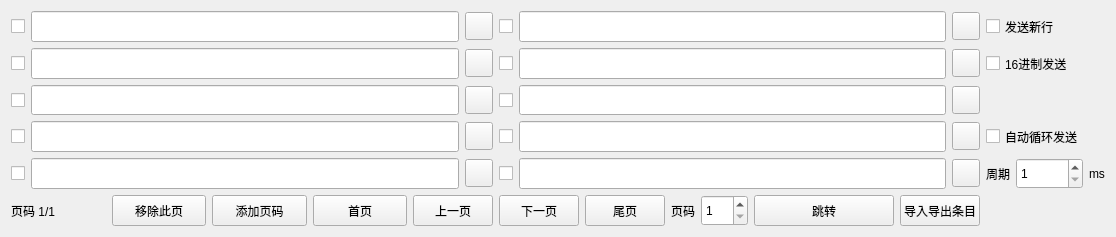
Above: ui/multiplesend.ui from zhangguoqian/ZTTY before the change. Below: the same form after it.
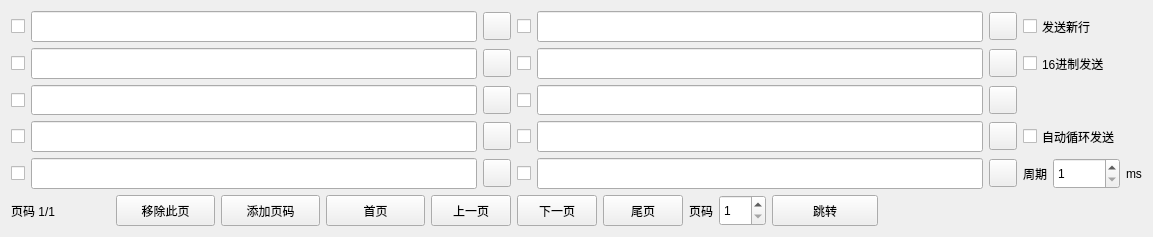
That is the form after the change.

Commit message: 正在完善多条发送功能

The edit to the form file:
```diff
--- a/ui/multiplesend.ui
+++ b/ui/multiplesend.ui
@@ -6,7 +6,7 @@
    <rect>
     <x>0</x>
     <y>0</y>
-    <width>1116</width>
+    <width>1153</width>
     <height>237</height>
    </rect>
   </property>
@@ -644,7 +644,7 @@
      </property>
     </widget>
    </item>
-   <item row="5" column="4" colspan="3">
+   <item row="5" column="4" colspan="2">
     <layout class="QHBoxLayout" name="horizontalLayout_2">
      <item>
       <widget class="QPushButton" name="pBn_NextPage">
@@ -715,17 +715,17 @@
       </widget>
      </item>
      <item>
-      <widget class="QPushButton" name="pBn_Export">
-       <property name="sizePolicy">
-        <sizepolicy hsizetype="Fixed" vsizetype="Expanding">
-         <horstretch>0</horstretch>
-         <verstretch>0</verstretch>
-        </sizepolicy>
+      <spacer name="horizontalSpacer">
+       <property name="orientation">
+        <enum>Qt::Horizontal</enum>
        </property>
-       <property name="text">
-        <string>导入导出条目</string>
+       <property name="sizeHint" stdset="0">
+        <size>
+         <width>40</width>
+         <height>20</height>
+        </size>
        </property>
-      </widget>
+      </spacer>
      </item>
     </layout>
    </item>
```
The commit also changes 2 other files.
